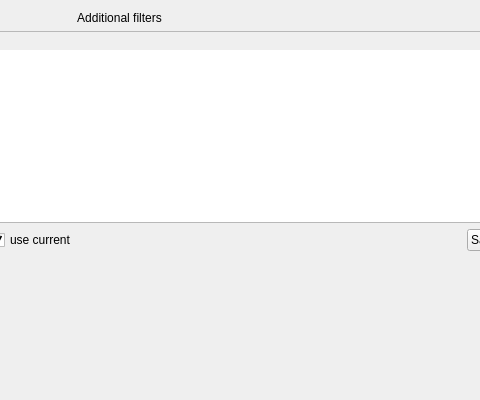
Old version of the form filters/filtersGui/filtersGui.ui in the repository MatthewJCameron/imbl; both pictures show x 324 to 804 and y 0 to 400 of the 887 by 619 pixel window.
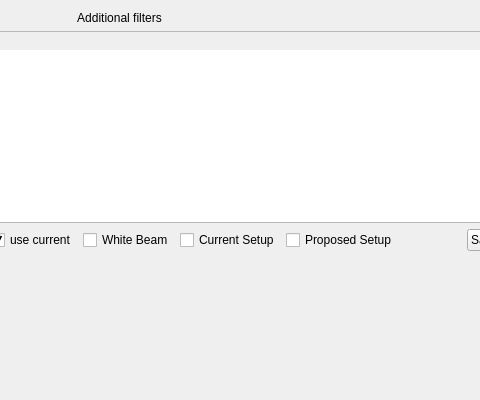
New version of the form. Custom widgets are drawn as their Qt base class.

Commit message: legend for filtersGui colors

```diff
--- a/filters/filtersGui/filtersGui.ui
+++ b/filters/filtersGui/filtersGui.ui
@@ -158,6 +158,36 @@
        </property>
       </widget>
      </item>
+     <item>
+      <widget class="QCheckBox" name="checkBox">
+       <property name="text">
+        <string>White Beam</string>
+       </property>
+       <property name="checkable">
+        <bool>false</bool>
+       </property>
+      </widget>
+     </item>
+     <item>
+      <widget class="QCheckBox" name="checkBox_2">
+       <property name="text">
+        <string>Current Setup</string>
+       </property>
+       <property name="checkable">
+        <bool>false</bool>
+       </property>
+      </widget>
+     </item>
+     <item>
+      <widget class="QCheckBox" name="checkBox_3">
+       <property name="text">
+        <string>Proposed Setup</string>
+       </property>
+       <property name="checkable">
+        <bool>false</bool>
+       </property>
+      </widget>
+     </item>
      <item>
       <spacer name="horizontalSpacer">
        <property name="orientation">
```
The commit also changes 1 other file.
